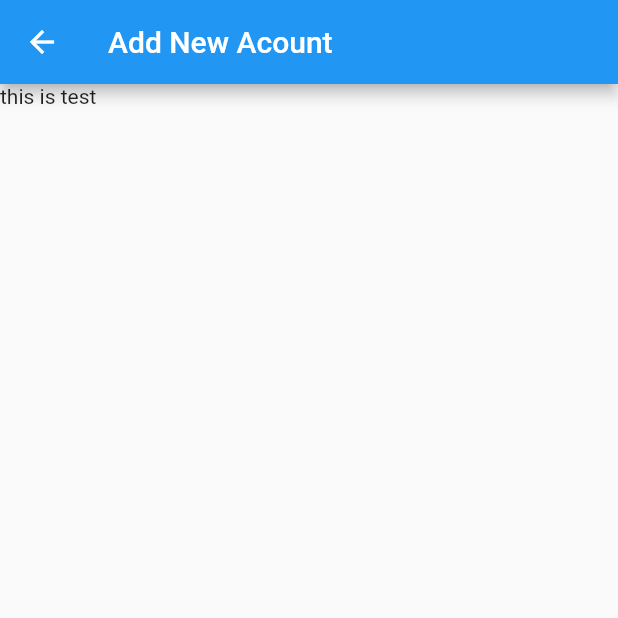
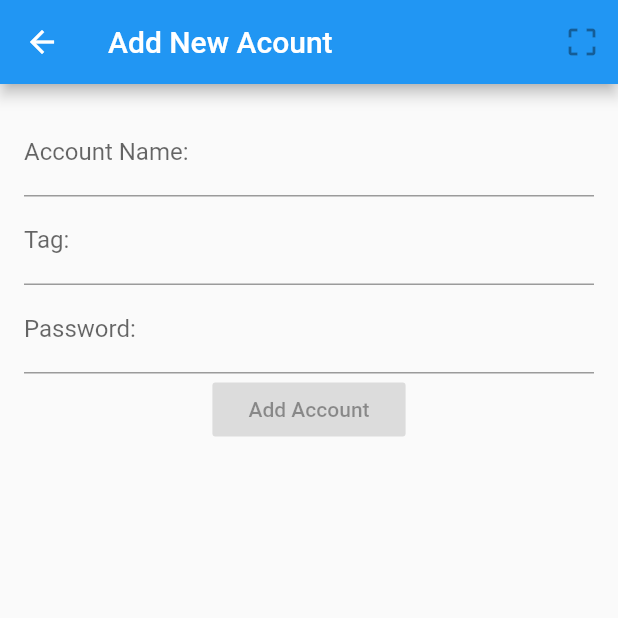
Before and after one commit to liulang203/sec_pass, a Flutter app: the screen it shows after launch, after a tap on the "person add" icon, on a phone screen of 412 x 824 dp, the top half of it. Run offline on Flutter 3.47's test engine with Material 2 defaults, Android fonts, the phone set to English and light mode, and no system bars.

Commit message:
update add account page

```diff
--- a/lib/main.dart
+++ b/lib/main.dart
@@ -15,7 +15,6 @@ class MyApp extends StatelessWidget {
     );
   }
 }
-
 
 /// Opens an [AlertDialog] showing what the user typed.
 class PasswordListWidget extends StatefulWidget {
@@ -51,15 +50,13 @@ class _PasswordListWidgetState extends State<PasswordListWidget> {
                       ),
                 );
               },
-              icon: new Icon(Icons.search)
-          ),
+              icon: new Icon(Icons.search)),
           new IconButton(
-              onPressed: _passwordAdd,
-              icon: new Icon(Icons.person_add)
-          ),
+              onPressed: _accountAdd, icon: new Icon(Icons.person_add)),
         ],
       ),
-      body: new ListView.builder(itemBuilder: (context, i) {
+      body: new ListView.builder(
+        itemBuilder: (context, i) {
           if (i.isOdd) return new Divider();
           return new ListTile(
             title: new Text("list title ${i.toString()}"),
@@ -68,13 +65,52 @@ class _PasswordListWidgetState extends State<PasswordListWidget> {
       ),
     );
   }
-  void _passwordAdd(){
-    Navigator.of(context).push(new MaterialPageRoute(builder: (context){
+
+  /// add  new account info
+  void _accountAdd() {
+    Navigator.of(context).push(new MaterialPageRoute(builder: (context) {
       return new Scaffold(
         appBar: new AppBar(
           title: new Text("Add New Acount"),
+          actions: <Widget>[
+            new IconButton(icon: new Icon(Icons.crop_free), onPressed: null),
+          ],
         ),
-        body: new Text("this is test"),
+        body: new Container(
+          padding: const EdgeInsets.all(16.0),
+          child: new Column(
+            crossAxisAlignment: CrossAxisAlignment.start,
+            children: <Widget>[
+              new TextField(
+                decoration: new InputDecoration(
+                  hintText: "Enter Your Account Name",
+                  labelText: "Account Name:",
+                ),
+              ),
+              new TextField(
+                keyboardType: TextInputType.multiline,
+                decoration: new InputDecoration(
+                  hintText: "Tag",
+                  labelText: "Tag:",
+                ),
+              ),
+              new TextField(
+                obscureText: true,
+                decoration: new InputDecoration(
+                    hintText: "Password",
+                    labelText: "Password:"
+                ),
+              ),
+              new Center(
+                child: new RaisedButton(
+                  onPressed: null,
+                  textTheme: ButtonTextTheme.primary,
+                  child: new Text("Add Account"),
+                ),
+              )
+            ],
+          ),
+        ),
       );
     }));
   }
```
Lines whose indentation alone changed are shown as unchanged.
